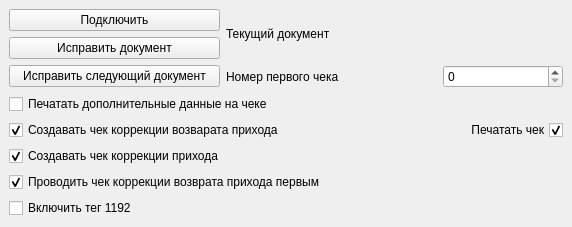
Above: mainwindow.ui from trufanov-w/atolCorrectCheck before the change. Below: the same form after it.
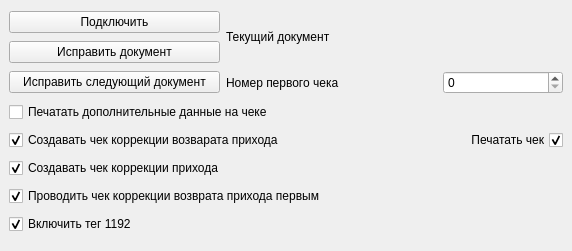
That is the form after the change. Icons and pictures are not drawn.

Commit message: checkbox tag 1192 checked

```diff
--- a/mainwindow.ui
+++ b/mainwindow.ui
@@ -7,7 +7,7 @@
     <x>0</x>
     <y>0</y>
     <width>572</width>
-    <height>218</height>
+    <height>251</height>
    </rect>
   </property>
   <property name="windowTitle">
@@ -130,6 +130,9 @@
       <property name="text">
        <string>Включить тег 1192</string>
       </property>
+      <property name="checked">
+       <bool>true</bool>
+      </property>
      </widget>
     </item>
    </layout>
```
Left out of the diff: 5 changed lines with no effect on the pictures. The commit also changes 1 other file.
